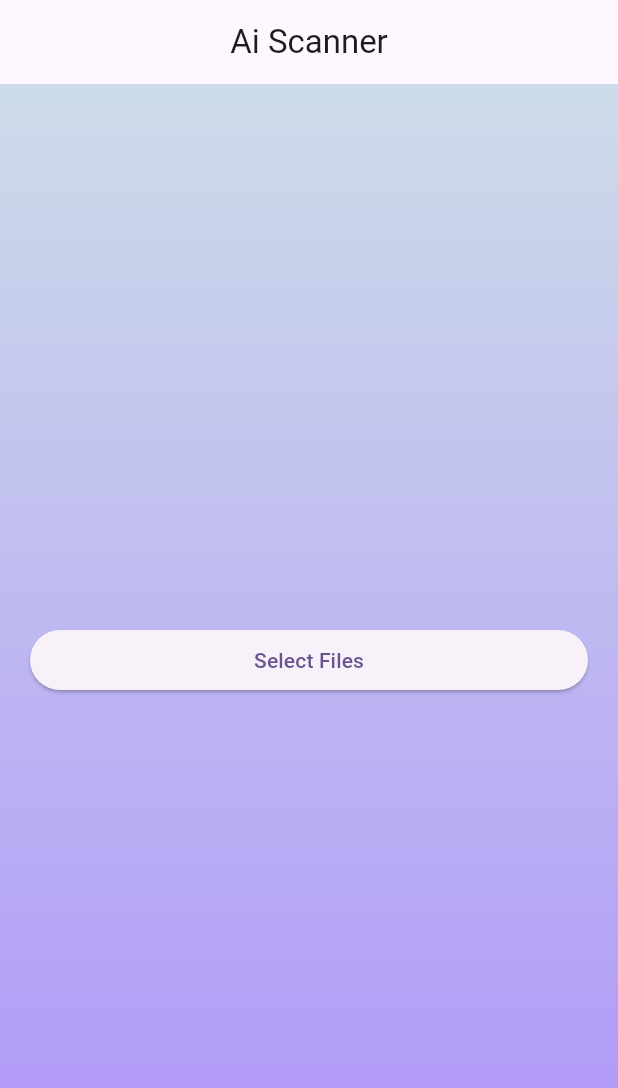
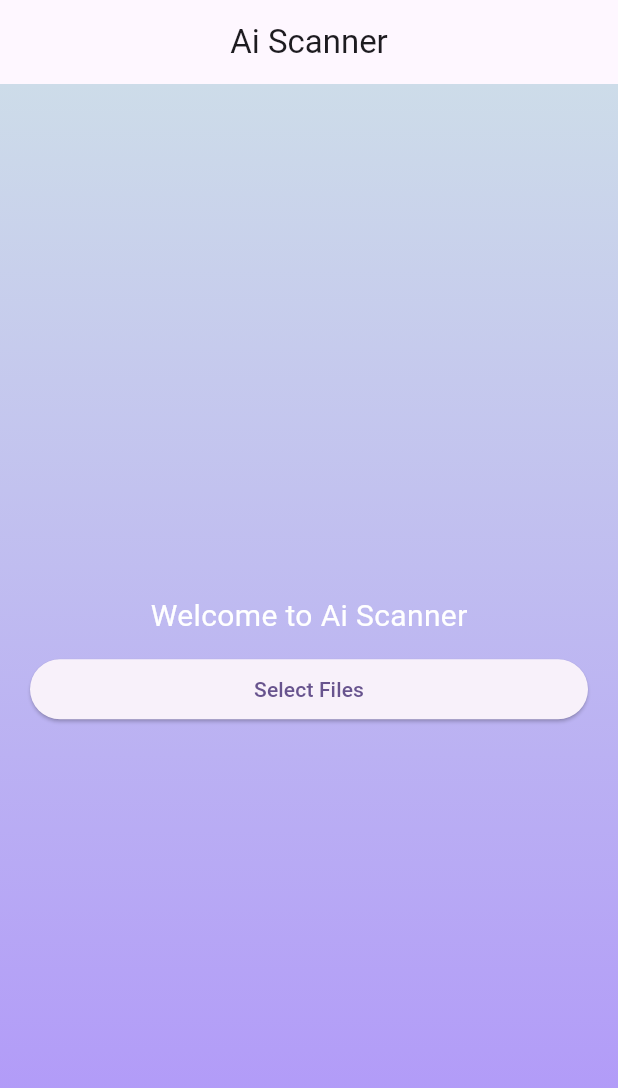
Before and after one commit to DC-21/file_picker_ui, a Flutter app: the screen it shows after launch, on a phone screen of 412 x 824 dp. Shown: the top 1088 px of the screen. Run offline on Flutter 3.47's test engine with Material 2 defaults, Android fonts, the phone set to English and light mode, and no system bars; our stand-ins replace file_picker, open_file.

Commit message:
first commit

```diff
--- a/lib/home_page.dart
+++ b/lib/home_page.dart
@@ -39,13 +39,28 @@ class _MyHomePageState extends State<MyHomePage> {
           ),
         ),
         child: Center(
-          child: Container(
-            padding: const EdgeInsets.symmetric(horizontal: 20),
-            width: double.infinity,
-            child: ElevatedButton(
-              onPressed: _selectAndOpenFiles,
-              child: const Text("Select Files"),
-            ),
+          child: Column(
+            mainAxisAlignment: MainAxisAlignment.center,
+            children: <Widget>[
+              const Text(
+                "Welcome to Ai Scanner",
+                style: TextStyle(
+                  fontSize: 20,
+                  color: Colors.white,
+                ),
+              ),
+              const SizedBox(
+                height: 10,
+              ),
+              Container(
+                width: double.infinity,
+                margin: const EdgeInsets.symmetric(horizontal: 20),
+                child: ElevatedButton(
+                  onPressed: _selectAndOpenFiles,
+                  child: const Text("Select Files"),
+                ),
+              ),
+            ],
           ),
         ),
       ),
```
